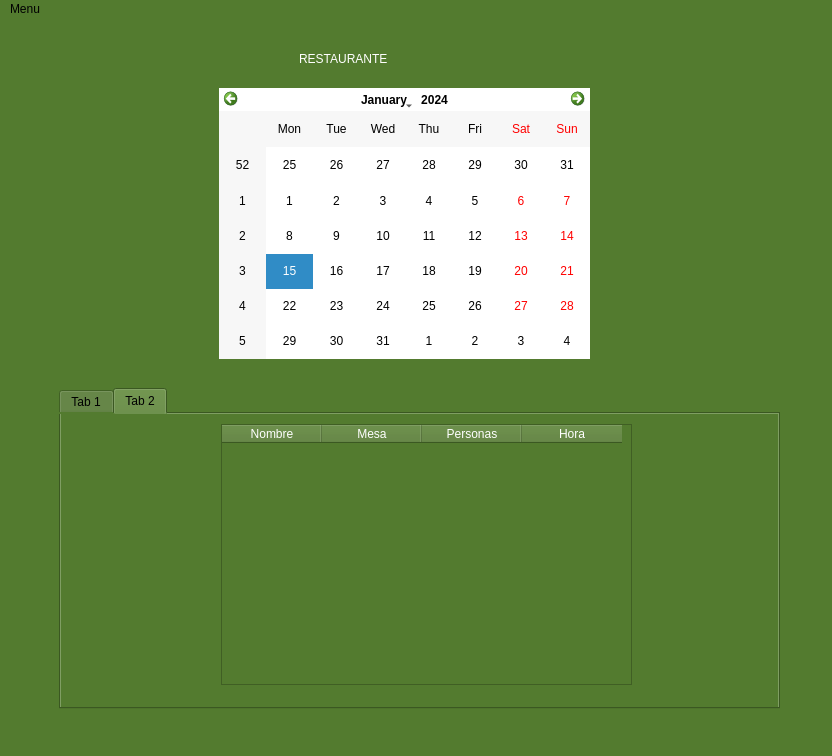
valeAlfaro5/ProyectoLenguajesDeProgramacion, file mainwindow.ui: the form before one commit.
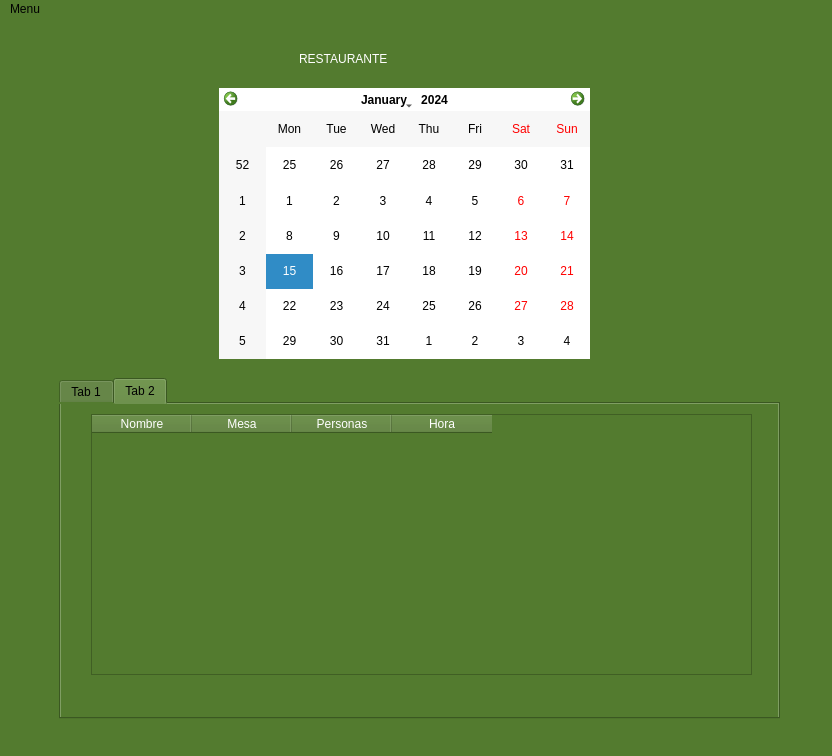
The form after the commit.

Commit message: Reservaciones en table widget

```diff
--- a/mainwindow.ui
+++ b/mainwindow.ui
@@ -55,9 +55,9 @@
        <property name="geometry">
         <rect>
          <x>50</x>
-         <y>360</y>
+         <y>350</y>
          <width>721</width>
-         <height>321</height>
+         <height>341</height>
         </rect>
        </property>
        <property name="currentIndex">
@@ -99,9 +99,9 @@
         <widget class="QTableWidget" name="tableWidget">
          <property name="geometry">
           <rect>
-           <x>160</x>
+           <x>30</x>
            <y>10</y>
-           <width>411</width>
+           <width>661</width>
            <height>261</height>
           </rect>
          </property>
```
The commit also changes 3 other files.
